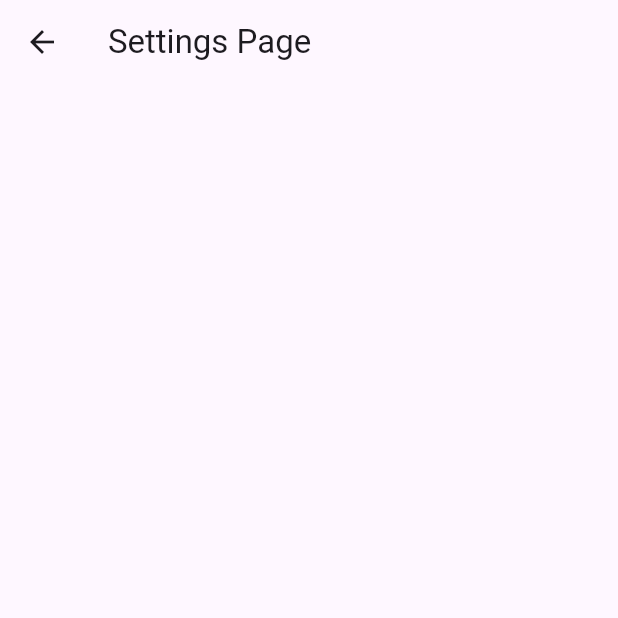
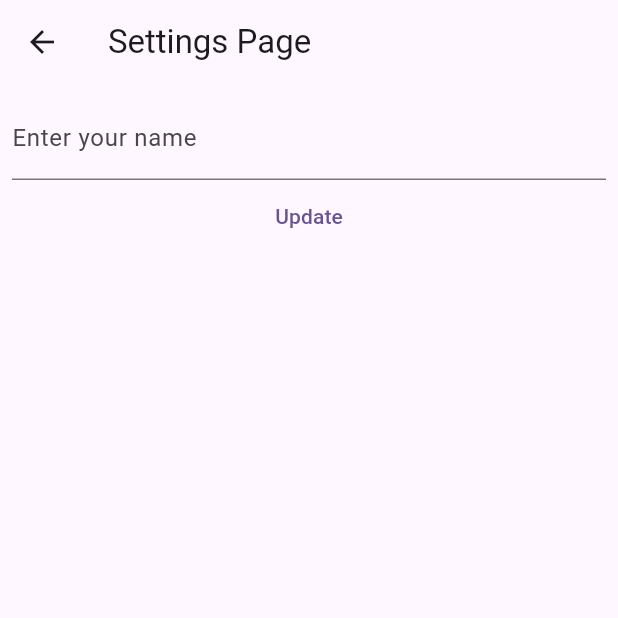
Before and after one commit to AndreeaMagda/flutter-zero-to-mastery-course, a Flutter app: the screen it shows once a user with an empty profile is signed in, in the side drawer, after a tap on "Settings", on a phone screen of 412 x 824 dp, the top half of it. Run offline on Flutter 3.47's test engine with Material 3 defaults, Android fonts, the phone set to English and light mode, and no system bars; our stand-ins replace cloud_firestore, firebase_auth, firebase_core, flutter_riverpod, font_awesome_flutter; accounts and stored records are empty; network calls fail.

Commit message:
Updating User Name

```diff
--- a/lib/pages/settings.dart
+++ b/lib/pages/settings.dart
@@ -1,12 +1,40 @@
 import 'package:flutter/material.dart';
+import 'package:flutter_riverpod/flutter_riverpod.dart';
+import 'package:ztmcourse/providers/user_provider.dart';
 
-class Settings extends StatelessWidget {
+class Settings extends ConsumerStatefulWidget {
   const Settings({super.key});
+  @override
+  ConsumerState<Settings> createState() => _SettingsState();
+}
 
+class _SettingsState extends ConsumerState<Settings> {
+  TextEditingController _nameController = TextEditingController();
   @override
   Widget build(BuildContext context) {
-    return  Scaffold(
-      appBar: AppBar(title:const Text("Settings Page"),),
+    LocalUser currentUser = ref.watch(userProvider);
+    _nameController.text = currentUser.user.name;
+    return Scaffold(
+      appBar: AppBar(
+        title: const Text("Settings Page"),
+      ),
+      body: Padding(
+        padding: const EdgeInsets.all(8.0),
+        child: Column(
+          children: [
+            TextFormField(
+              decoration: const InputDecoration(labelText: "Enter your name"),
+              controller: _nameController,
+            ),
+            TextButton(
+              onPressed: () {
+                ref.read(userProvider.notifier).updateName(_nameController.text);
+              },
+              child: const Text("Update"),
+            ),
+          ],
+        ),
+      ),
     );
   }
 }
--- a/lib/providers/user_provider.dart
+++ b/lib/providers/user_provider.dart
@@ -26,7 +26,10 @@ class LocalUser {
 
 class UserNotifier extends StateNotifier<LocalUser> {
   UserNotifier()
-      : super(const LocalUser(id: "error", user: FirebaseUser(email: "error", name:"error", profilePic: "error")));
+      : super(const LocalUser(
+            id: "error",
+            user: FirebaseUser(
+                email: "error", name: "error", profilePic: "error")));
 
   final FirebaseFirestore _firestore = FirebaseFirestore.instance;
 
@@ -35,33 +38,44 @@ class UserNotifier extends StateNotifier<LocalUser> {
         .collection("users")
         .where("email", isEqualTo: email)
         .get();
-        if(response.docs.isEmpty){
+    if (response.docs.isEmpty) {
       print("No firebase user associated to authenticated email $email");
       return;
     }
-          if(response.docs.length!=1){
+    if (response.docs.length != 1) {
       print("More than one firebase user associate with email $email");
       return;
     }
 
     state = LocalUser(
         id: response.docs[0].id,
-      user:  FirebaseUser.fromMap(response.docs[0].data() as Map<String,dynamic>)
-    );
+        user: FirebaseUser.fromMap(
+            response.docs[0].data() as Map<String, dynamic>));
   }
 
   Future<void> signUp(String email) async {
     DocumentReference response = await _firestore.collection("users").add(
-          FirebaseUser(email: email, name: "No name",profilePic: 'http://www.gravatar.com/avatar/?d=mp').toMap(),
+          FirebaseUser(
+                  email: email,
+                  name: "No name",
+                  profilePic: 'http://www.gravatar.com/avatar/?d=mp')
+              .toMap(),
         );
-        DocumentSnapshot snapshot=await response.get();
+    DocumentSnapshot snapshot = await response.get();
     state = LocalUser(
       id: response.id,
-      user: FirebaseUser.fromMap(snapshot.data() as Map<String,dynamic>),
+      user: FirebaseUser.fromMap(snapshot.data() as Map<String, dynamic>),
     );
   }
 
+  Future<void> updateName(String name) async {
+    await _firestore.collection("users").doc(state.id).update({'name': name});
+    state=state.copyWith(user:state.user.copyWith(name:name));
+  }
+
   void logout() {
-    state = const LocalUser(id: "error", user: FirebaseUser(email: "error", name:"error", profilePic: "error"));
+    state = const LocalUser(
+        id: "error",
+        user: FirebaseUser(email: "error", name: "error", profilePic: "error"));
   }
 }
```
Lines whose indentation alone changed are shown as unchanged.
